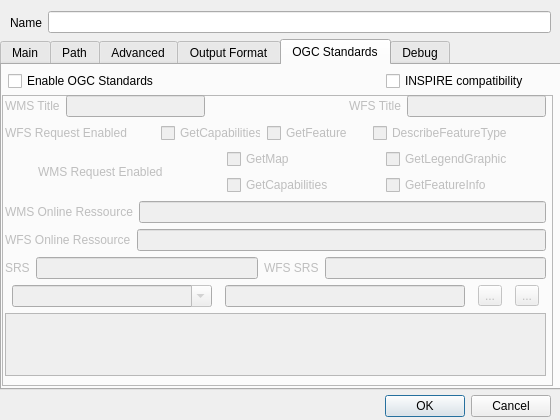
guardeivid/MapfileEditor, file ui/mapSetting.ui: the form before one commit.
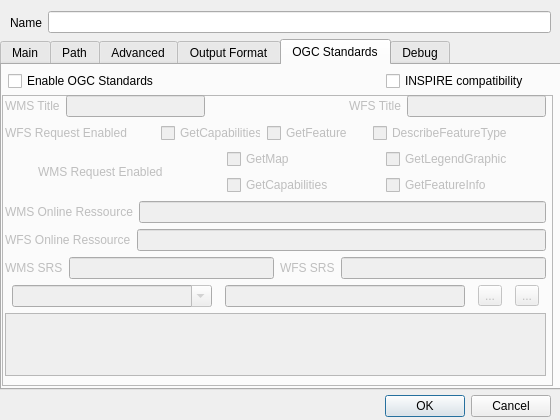
The form after the commit. Icons and pictures are not drawn. Custom widgets are drawn as their Qt base class.

The edit to the form file:
```diff
--- a/ui/mapSetting.ui
+++ b/ui/mapSetting.ui
@@ -1688,8 +1688,20 @@
         <layout class="QHBoxLayout" name="horizontalLayout_36">
          <item>
           <widget class="QLabel" name="mf_map_web_md_wms_srs_label">
+           <property name="minimumSize">
+            <size>
+             <width>50</width>
+             <height>0</height>
+            </size>
+           </property>
+           <property name="maximumSize">
+            <size>
+             <width>80</width>
+             <height>16777215</height>
+            </size>
+           </property>
            <property name="text">
-            <string>SRS</string>
+            <string>WMS SRS</string>
            </property>
           </widget>
          </item>
```
